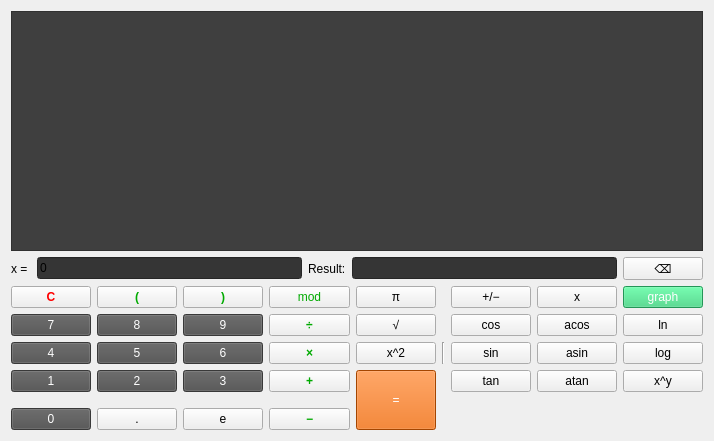
First picture: the form in ui/MathView.ui, repository BulatRuslanovich/SmartCalc, before the edit.
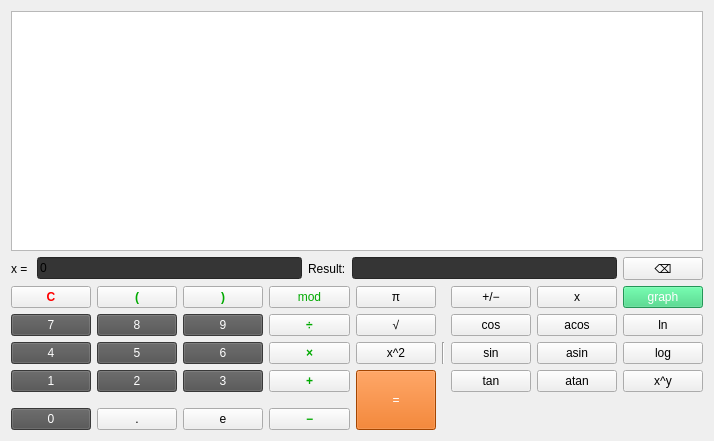
Second picture: the form after the edit.

Diff of the .ui file:
```diff
--- a/ui/MathView.ui
+++ b/ui/MathView.ui
@@ -26,7 +26,6 @@
       <widget class="QPlainTextEdit" name="srcInput">
        <property name="styleSheet">
         <string notr="true">QPlainTextEdit {
-background-color:rgb(63, 63, 63);
 font: 700 11pt &quot;Cantarell&quot;;
 }</string>
        </property>
```
